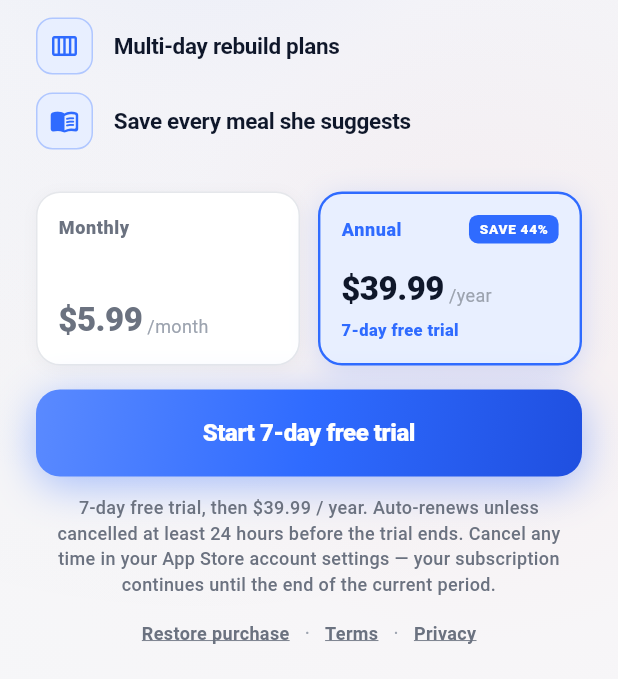
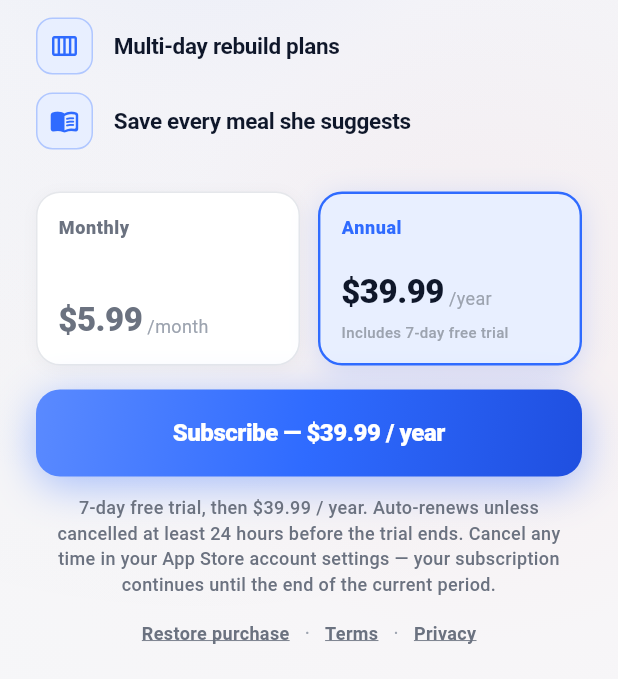
Before and after one commit to stossthegreat/Caliana, a Flutter app: the PaywallScreen screen opened directly, scrolled down 38 dp, on a phone screen of 412 x 824 dp, the part 557-1236 px from its top. Run offline on Flutter 3.47's test engine with Material 3 defaults, Android fonts, the phone set to English and light mode, and no system bars; our stand-ins replace firebase_analytics, firebase_core, image_picker, in_app_review, shared_preferences; missing offline and left inert: record; accounts and stored records are empty; Roboto replaces fonts that are missing (SF Pro Display).

Commit message:
Paywall: make billed amount conspicuous (Apple 3.1.2(c) compliance)
Apple rejected build 53 because the trial / discount messaging on the
paywall was more conspicuous than the billed amount. Three fixes:

1. CTA copy now LEADS WITH PRICE. Was: "Start 7-day free trial" (no
   price visible at all on the largest text on screen). Now:
   "Subscribe — $39.99 / year" (annual) / "Subscribe — $5.99 / month"
   (monthly). The trial mention is removed from the CTA entirely and
   lives only in subordinate copy.

2. Annual price-card "7-day free trial" caption is no longer brand-blue
   bold 11pt — it's now textHint regular 10pt with the wording
   "Includes 7-day free trial". Subordinate to the $39.99 above it in
   font, weight, and colour.

3. Removed the "SAVE 44%" badge. Discount badges are an Apple-flagged
   pattern that competes with the billed amount; the value is already
   self-evident from $39.99/yr vs $5.99×12=$71.88. No badge needed.

The disclosure under the CTA already mentions both the trial and the
billed amount in compliant order — left untouched.

Bumped to 3.1.0+54 for the resubmission.

https://claude.ai/code/session_01UsHHKX8ots5oPXM3fTPrbz

```diff
--- a/lib/screens/paywall_screen.dart
+++ b/lib/screens/paywall_screen.dart
@@ -175,8 +175,10 @@ class _PaywallScreenState extends State<PaywallScreen> {
                         label: 'Annual',
                         price: '\$39.99',
                         sub: '/year',
-                        badge: 'SAVE 44%',
-                        perDay: '7-day free trial',
+                        // Apple 3.1.2(c) compliance: trial copy must be
+                        // SUBORDINATE to the billed amount. Kept as a quiet
+                        // grey caption (no bold, no brand colour, smaller font).
+                        perDay: 'Includes 7-day free trial',
                         isSelected: _annual,
                         onTap: () => setState(() => _annual = true),
                       ),
@@ -230,10 +232,13 @@ class _PaywallScreenState extends State<PaywallScreen> {
                           ),
                         ],
                       ),
+                      // Apple 3.1.2(c) compliance: the CTA leads with the
+                      // BILLED AMOUNT. The trial mention lives only in the
+                      // smaller subordinate caption below + the disclosure.
                       child: Center(
                         child: Text(
                           _annual
-                              ? 'Start 7-day free trial'
+                              ? 'Subscribe — \$39.99 / year'
                               : 'Subscribe — \$5.99 / month',
                           style: const TextStyle(
                             fontSize: 16,
@@ -439,12 +444,15 @@ class _PaywallScreenState extends State<PaywallScreen> {
             ),
             if (perDay != null) ...[
               const SizedBox(height: 4),
+              // Apple 3.1.2(c): trial / introductory copy must be subordinate
+              // to the billed amount. Quiet grey, regular weight, smaller font
+              // — clearly secondary to the $39.99 above.
               Text(
                 perDay,
                 style: const TextStyle(
-                  fontSize: 11,
-                  color: AppColors.primary,
-                  fontWeight: FontWeight.w800,
+                  fontSize: 10,
+                  color: AppColors.textHint,
+                  fontWeight: FontWeight.w500,
                 ),
               ),
             ],
--- a/pubspec.yaml
+++ b/pubspec.yaml
@@ -2,7 +2,7 @@ name: caliana
 description: "Caliana — your sassy British AI calorie coach. Snap, speak, sorted."
 publish_to: 'none'
 
-version: 3.1.0+53
+version: 3.1.0+54
 
 environment:
   sdk: ^3.8.0
```
